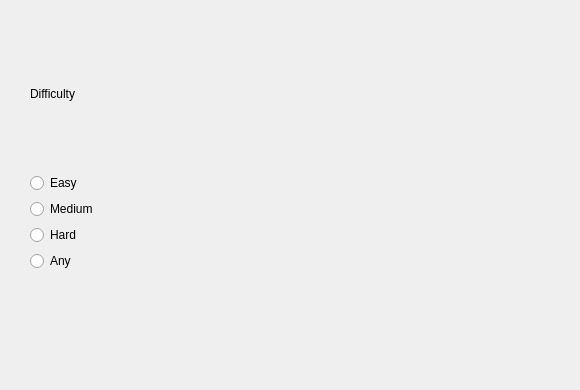
Qt form popupdialogue.ui (M-Byte480/CS4076-QtProject-RecipeFinder) before a commit.
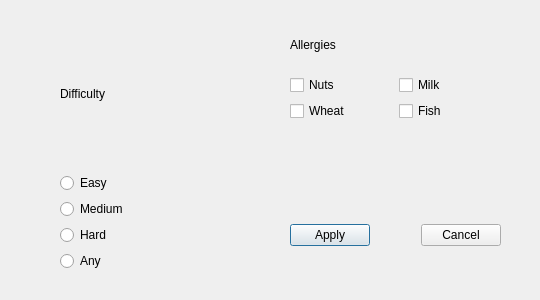
The same form after that commit.

Commit message: implemented fully functional radioButtons

```diff
--- a/popupdialogue.ui
+++ b/popupdialogue.ui
@@ -6,8 +6,8 @@
    <rect>
     <x>0</x>
     <y>0</y>
-    <width>580</width>
-    <height>390</height>
+    <width>540</width>
+    <height>300</height>
    </rect>
   </property>
   <property name="windowTitle">
@@ -16,20 +16,13 @@
   <widget class="QWidget" name="gridLayoutWidget">
    <property name="geometry">
     <rect>
-     <x>20</x>
+     <x>50</x>
      <y>20</y>
      <width>181</width>
      <height>251</height>
     </rect>
    </property>
-   <layout class="QGridLayout" name="gridLayout">
-    <item row="0" column="1">
-     <widget class="QLabel" name="label">
-      <property name="text">
-       <string>Difficulty</string>
-      </property>
-     </widget>
-    </item>
+   <layout class="QGridLayout" name="levelSelector">
     <item row="4" column="1">
      <widget class="QRadioButton" name="radioButton">
       <property name="text">
@@ -60,17 +53,110 @@
       </property>
      </spacer>
     </item>
-    <item row="2" column="1">
-     <widget class="QRadioButton" name="radioButton_2">
-      <property name="text">
-       <string>Medium</string>
-      </property>
-     </widget>
-    </item>
     <item row="1" column="1">
      <widget class="QRadioButton" name="radioButton_4">
       <property name="text">
        <string>Easy</string>
+      </property>
+     </widget>
+    </item>
+    <item row="2" column="1">
+     <widget class="QRadioButton" name="mediumDifficulty">
+      <property name="text">
+       <string>Medium</string>
+      </property>
+     </widget>
+    </item>
+    <item row="0" column="1">
+     <widget class="QLabel" name="difficultyLabel">
+      <property name="text">
+       <string>Difficulty</string>
+      </property>
+     </widget>
+    </item>
+   </layout>
+  </widget>
+  <widget class="QWidget" name="gridLayoutWidget_2">
+   <property name="geometry">
+    <rect>
+     <x>290</x>
+     <y>20</y>
+     <width>211</width>
+     <height>101</height>
+    </rect>
+   </property>
+   <layout class="QGridLayout" name="allergySelector">
+    <item row="0" column="0" colspan="2">
+     <widget class="QLabel" name="allergyLabel">
+      <property name="text">
+       <string>Allergies</string>
+      </property>
+     </widget>
+    </item>
+    <item row="2" column="1">
+     <widget class="QCheckBox" name="checkBox_4">
+      <property name="text">
+       <string>Fish</string>
+      </property>
+     </widget>
+    </item>
+    <item row="2" column="0">
+     <widget class="QCheckBox" name="checkBox_6">
+      <property name="text">
+       <string>Wheat</string>
+      </property>
+     </widget>
+    </item>
+    <item row="1" column="1">
+     <widget class="QCheckBox" name="checkBox_2">
+      <property name="text">
+       <string>Milk</string>
+      </property>
+     </widget>
+    </item>
+    <item row="1" column="0">
+     <widget class="QCheckBox" name="checkBox">
+      <property name="text">
+       <string>Nuts</string>
+      </property>
+     </widget>
+    </item>
+   </layout>
+  </widget>
+  <widget class="QWidget" name="horizontalLayoutWidget">
+   <property name="geometry">
+    <rect>
+     <x>290</x>
+     <y>210</y>
+     <width>211</width>
+     <height>51</height>
+    </rect>
+   </property>
+   <layout class="QHBoxLayout" name="finishBox">
+    <item>
+     <widget class="QPushButton" name="applyButton">
+      <property name="text">
+       <string>Apply</string>
+      </property>
+     </widget>
+    </item>
+    <item>
+     <spacer name="horizontalSpacer_2">
+      <property name="orientation">
+       <enum>Qt::Horizontal</enum>
+      </property>
+      <property name="sizeHint" stdset="0">
+       <size>
+        <width>40</width>
+        <height>20</height>
+       </size>
+      </property>
+     </spacer>
+    </item>
+    <item>
+     <widget class="QPushButton" name="cancelButton">
+      <property name="text">
+       <string>Cancel</string>
       </property>
      </widget>
     </item>
```
Left out of the diff: 6 changed lines with no effect on the pictures. The commit also changes 6 other files.
